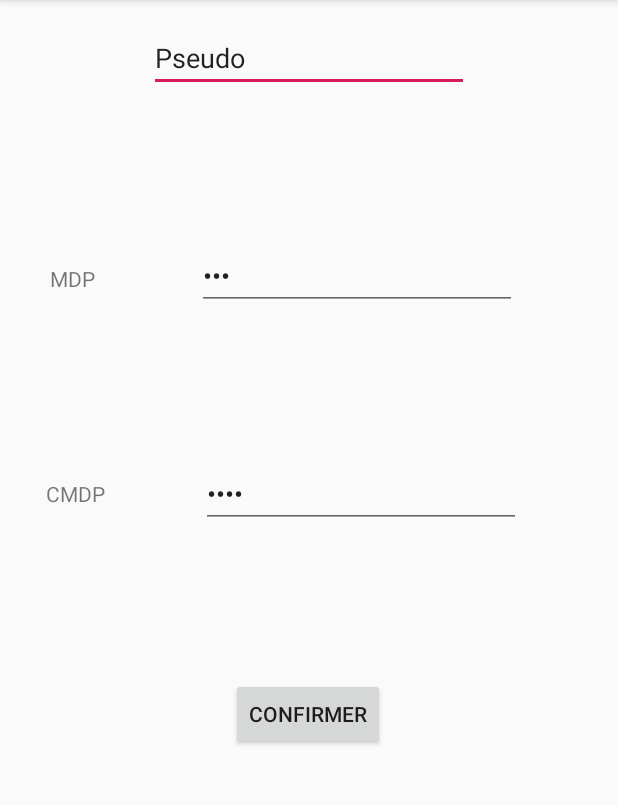
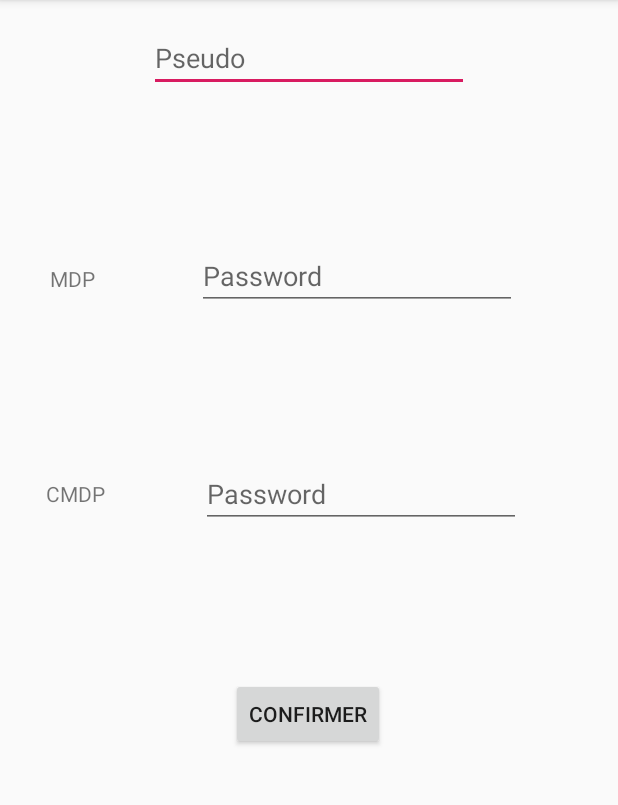
Before and after one commit to CyrilGusbin/LSINF1225-2020-GroupeL3.2-GiftWish, an Android app: the Register screen opened directly, with no data from a screen before it, on a phone screen of 412 x 824 dp, the part 84-889 px from its top. Run offline under Robolectric (Android 15) with nearby library versions, the phone set to English and light mode, and no system bars.

Commit message:
valeurs Pseudo et Password en transparent

```diff
--- a/app/src/main/res/layout/activity_main.xml
+++ b/app/src/main/res/layout/activity_main.xml
@@ -14,8 +14,8 @@
         android:layout_marginTop="16dp"
         android:layout_marginEnd="98dp"
         android:ems="10"
+        android:hint="@string/pseudo_connexion"
         android:inputType="textPersonName"
-        android:text="Pseudo"
         app:layout_constraintBottom_toTopOf="@+id/mdp"
         app:layout_constraintEnd_toEndOf="parent"
         app:layout_constraintHorizontal_bias="0.5"
@@ -30,8 +30,8 @@
         android:layout_marginTop="23dp"
         android:layout_marginEnd="98dp"
         android:ems="10"
+        android:hint="@string/mdp_connexion"
         android:inputType="textPersonName"
-        android:text="MDP"
         app:layout_constraintBottom_toTopOf="@+id/button2"
         app:layout_constraintEnd_toEndOf="parent"
         app:layout_constraintHorizontal_bias="0.5"
--- a/app/src/main/res/layout/activity_register.xml
+++ b/app/src/main/res/layout/activity_register.xml
@@ -15,8 +15,8 @@
         android:layout_marginEnd="99dp"
         android:layout_marginBottom="100dp"
         android:ems="10"
+        android:hint="@string/Pseudo_register"
         android:inputType="textPersonName"
-        android:text="Pseudo"
         app:layout_constraintBottom_toTopOf="@+id/MDP"
         app:layout_constraintEnd_toEndOf="parent"
         app:layout_constraintHorizontal_bias="0.5"
@@ -42,8 +42,8 @@
         android:layout_marginStart="50dp"
         android:layout_marginEnd="50dp"
         android:ems="10"
+        android:hint="@string/Password_register"
         android:inputType="textPassword"
-        android:text="MDP"
         app:layout_constraintBottom_toTopOf="@+id/CMDP"
         app:layout_constraintEnd_toEndOf="parent"
         app:layout_constraintStart_toEndOf="@+id/textView5"
@@ -68,8 +68,8 @@
         android:layout_marginTop="100dp"
         android:layout_marginEnd="50dp"
         android:ems="10"
+        android:hint="@string/Password_register"
         android:inputType="textPassword"
-        android:text="CMDP"
         app:layout_constraintBottom_toTopOf="@+id/button"
         app:layout_constraintEnd_toEndOf="parent"
         app:layout_constraintStart_toEndOf="@+id/textView6"
--- a/app/src/main/res/values/strings.xml
+++ b/app/src/main/res/values/strings.xml
@@ -1,3 +1,7 @@
 <resources>
     <string name="app_name">Wishlist</string>
+    <string name="pseudo_connexion">Pseudo</string>
+    <string name="mdp_connexion">Password</string>
+    <string name="Pseudo_register">Pseudo</string>
+    <string name="Password_register">Password</string>
 </resources>
```
